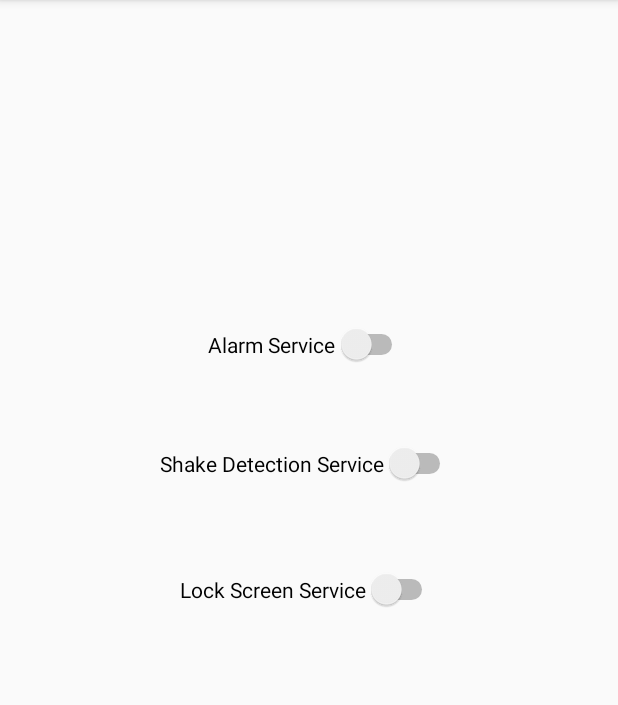
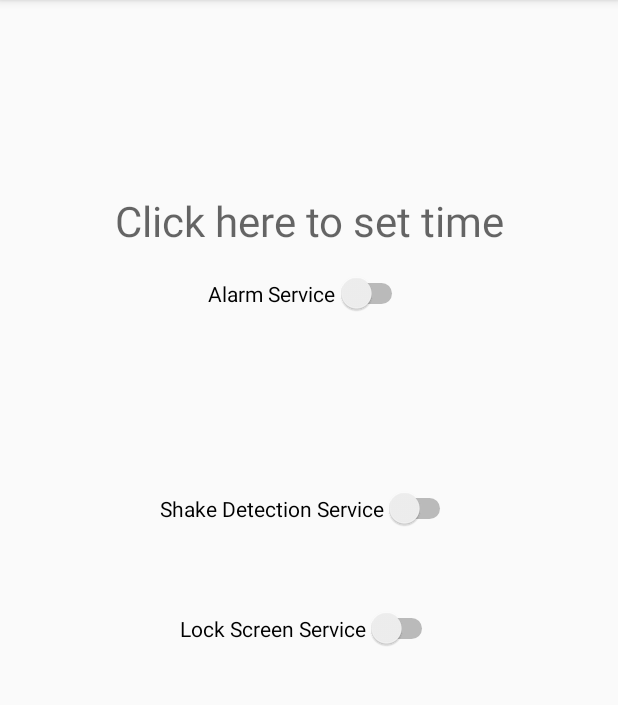
Before and after one commit to sharif-dev/H3-flagUp-T2, an Android app: the screen it shows after launch (MainActivity), on a phone screen of 412 x 824 dp, the part 84-789 px from its top. Run offline under Robolectric (Android 15) with nearby library versions, the phone set to English and light mode, and no system bars.

Commit message:
implementing alarm service

```diff
--- a/app/src/main/AndroidManifest.xml
+++ b/app/src/main/AndroidManifest.xml
@@ -9,7 +9,9 @@
         android:roundIcon="@mipmap/ic_launcher_round"
         android:supportsRtl="true"
         android:theme="@style/AppTheme">
-        <service android:name=".AlarmService" />
+        <activity android:name=".AlarmTriggerActivity"></activity>
+
+        <service android:name=".Alarm.AlarmService" />
         <service android:name=".ShakeDetectionService" />
         <service android:name=".LockScreenService" />
 
--- a/app/src/main/java/com/example/sensors/MainActivity.java
+++ b/app/src/main/java/com/example/sensors/MainActivity.java
@@ -4,19 +4,24 @@ import androidx.appcompat.app.AppCompatActivity;
 import androidx.fragment.app.DialogFragment;
 
 import android.os.Bundle;
+import android.view.View;
 import android.widget.CompoundButton;
 import android.widget.Switch;
+import android.widget.TextView;
 
-public class MainActivity extends AppCompatActivity {
+import com.example.sensors.Alarm.AlarmService;
+import com.example.sensors.Alarm.TimePicker;
 
+public class MainActivity extends AppCompatActivity  {
+
+    private String timePickerTag = "TimePicker";
 
     private Switch alarmSwitch;
     private Switch shakeDetectionSwitch;
     private Switch lockScreenSwitch;
+    private TextView alarmTimeTextView;
 
-    private AlarmService alarmService;
-
-    private String timePickerTag = "TimePicker";
+    private AlarmService inProgressAlarm = null;
 
     @Override
     protected void onCreate(Bundle savedInstanceState) {
@@ -26,22 +31,38 @@ public class MainActivity extends AppCompatActivity {
         alarmSwitch = findViewById(R.id.alarmServiceSwitch);
         shakeDetectionSwitch = findViewById(R.id.shakeDetectionSwitch);
         lockScreenSwitch = findViewById(R.id.lockScreenServiceSwitch);
-
+        alarmTimeTextView = findViewById(R.id.alarmTimeTextView);
 
         alarmSwitch.setOnCheckedChangeListener(new CompoundButton.OnCheckedChangeListener() {
             @Override
             public void onCheckedChanged(CompoundButton buttonView, boolean isChecked) {
-                if (isChecked) {
-                    showTimePicker();
+                if (isChecked && isTimeValid()) {
+                    setUpAlarm();
                 } else {
-                    // TODO: 4/28/20 cancel service
+                    if (inProgressAlarm != null) {
+                        inProgressAlarm.cancelAlarm();
+                    }
                 }
+            }
+        });
+
+        alarmTimeTextView.setOnClickListener(new View.OnClickListener() {
+            @Override
+            public void onClick(View v) {
+                showTimePicker();
             }
         });
     }
 
+    private boolean isTimeValid() {
+        return !alarmTimeTextView.getText().equals("");
+    }
+
     private void showTimePicker() {
-        DialogFragment timePickerFragment = new TimePicker();
+        DialogFragment timePickerFragment = new TimePicker(this);
         timePickerFragment.show(getSupportFragmentManager(),timePickerTag);
     }
+
+    public void setUpAlarm() {
+    }
 }
--- a/app/src/main/res/layout/activity_main.xml
+++ b/app/src/main/res/layout/activity_main.xml
@@ -10,18 +10,18 @@
         android:id="@+id/alarmServiceSwitch"
         android:layout_width="wrap_content"
         android:layout_height="wrap_content"
-        android:layout_marginTop="216dp"
+        android:layout_marginTop="16dp"
         android:text="@string/alarm_switch_label"
         app:layout_constraintEnd_toEndOf="parent"
         app:layout_constraintHorizontal_bias="0.498"
         app:layout_constraintStart_toStartOf="parent"
-        app:layout_constraintTop_toTopOf="parent" />
+        app:layout_constraintTop_toBottomOf="@+id/alarmTimeTextView" />
 
     <Switch
         android:id="@+id/shakeDetectionSwitch"
         android:layout_width="wrap_content"
         android:layout_height="wrap_content"
-        android:layout_marginTop="52dp"
+        android:layout_marginTop="116dp"
         android:text="@string/shake_detection_switch_label"
         app:layout_constraintEnd_toEndOf="parent"
         app:layout_constraintHorizontal_bias="0.497"
@@ -39,6 +39,18 @@
         app:layout_constraintTop_toBottomOf="@+id/shakeDetectionSwitch"
         app:layout_constraintVertical_bias="0.136" />
 
+    <TextView
+        android:id="@+id/alarmTimeTextView"
+        android:layout_width="wrap_content"
+        android:layout_height="wrap_content"
+        android:layout_marginTop="128dp"
+        android:gravity="center"
+        android:hint="@string/alarmTimeHint"
+        android:textSize="28sp"
+        app:layout_constraintEnd_toEndOf="parent"
+        app:layout_constraintHorizontal_bias="0.498"
+        app:layout_constraintStart_toStartOf="parent"
+        app:layout_constraintTop_toTopOf="parent" />
 
 
 </androidx.constraintlayout.widget.ConstraintLayout>
--- a/app/src/main/res/values/strings.xml
+++ b/app/src/main/res/values/strings.xml
@@ -4,4 +4,10 @@
     <string name="alarm_switch_label">Alarm Service</string>
     <string name="shake_detection_switch_label">Shake Detection Service</string>
     <string name="lock_screen_switch_label">Lock Screen Service</string>
+
+    <string name="alarmTimeHint">Click here to set time</string>
+    <string name="alarmSetButtonText">Set Alarm</string>
+    <string name="alarmTimeTextFormat">%d:%d</string>
+
+
 </resources>
```
Also changed, not shown: app/src/main/java/com/example/sensors/Alarm/AlarmService.java (added, +70 -0 lines), app/src/main/java/com/example/sensors/Alarm/TimePicker.java (added, +49 -0 lines), app/src/main/java/com/example/sensors/AlarmService.java (deleted, +0 -37 lines), app/src/main/java/com/example/sensors/AlarmTriggerActivity.java (added, +32 -0 lines), app/src/main/java/com/example/sensors/TimePicker.java (deleted, +0 -28 lines), app/src/main/res/layout/activity_alarm_trigger.xml (added, +18 -0 lines).
